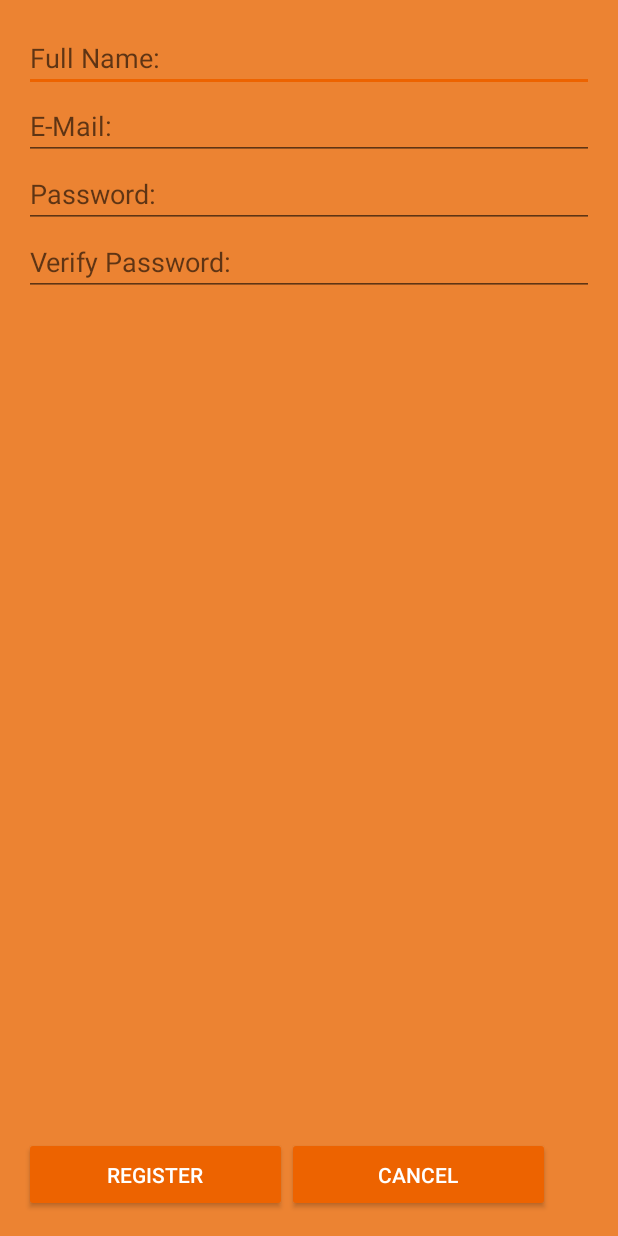
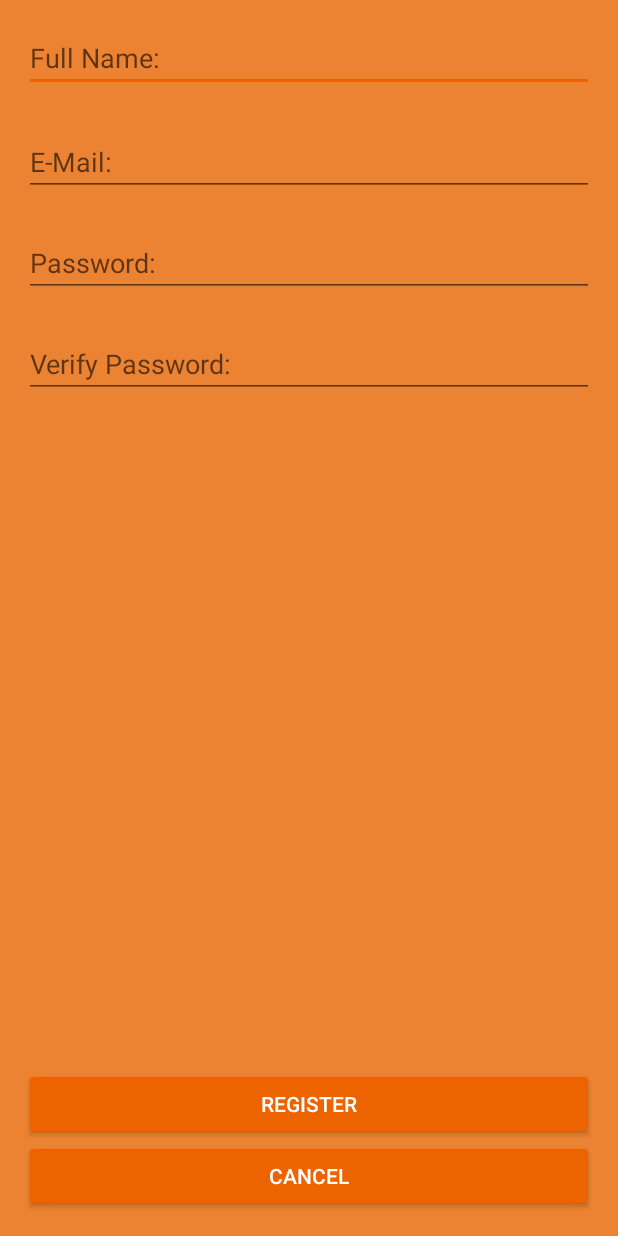
Before and after one commit to SIU-CS/Finite_Loop-production, an Android app: the RegisterActivitty screen opened directly, with no data from a screen before it, on a phone screen of 412 x 824 dp. Run offline under Robolectric (Android 15) with nearby library versions, the phone set to English and light mode, and no system bars; our stand-ins replace Firebase (no records; nobody signed in at launch, a user with empty details on screens opened directly).

Commit message:
minor UI cleanup

```diff
--- a/ParkingSpotFinder/app/src/main/res/layout/activity_update_info.xml
+++ b/ParkingSpotFinder/app/src/main/res/layout/activity_update_info.xml
@@ -76,17 +76,6 @@
         android:layout_alignParentRight="true"
         android:layout_alignParentEnd="true" />
 
-    <Button
-        android:layout_width="32dp"
-        android:layout_height="32dp"
-        android:layout_alignParentTop="true"
-        android:layout_alignParentLeft="true"
-        android:layout_alignParentStart="true"
-        android:layout_marginLeft="32dp"
-        android:layout_marginStart="13dp"
-        android:id="@+id/backButton"
-        android:background="@drawable/arrowback" />
-
     <edu.siu.cs.www.parkingspotfinder.CustomTextView
         android:layout_width="wrap_content"
         android:layout_height="wrap_content"
@@ -123,4 +112,13 @@
         android:layout_alignParentRight="true"
         android:layout_alignParentEnd="true" />
 
+    <Button
+        android:layout_width="32dp"
+        android:layout_height="32dp"
+        android:id="@+id/backButton"
+        android:background="@drawable/arrowback"
+        android:layout_alignParentTop="true"
+        android:layout_alignParentLeft="true"
+        android:layout_alignParentStart="true" />
+
 </RelativeLayout>
--- a/ParkingSpotFinder/app/src/main/res/layout/register_activitty.xml
+++ b/ParkingSpotFinder/app/src/main/res/layout/register_activitty.xml
@@ -23,31 +23,59 @@
         android:layout_alignParentEnd="true"
         android:hint="Full Name:" />
 
-    <EditText
-        android:layout_width="wrap_content"
+    <Button
+        android:id="@+id/cancelButton"
         android:layout_height="wrap_content"
-        android:inputType="textEmailAddress"
-        android:ems="10"
-        android:layout_below="@+id/nameInput"
+        android:layout_gravity="right"
+        android:text="Cancel"
+        android:layout_width="175dp"
+        style="@style/Widget.AppCompat.Button.Colored"
+        android:layout_alignParentBottom="true"
         android:layout_alignParentLeft="true"
         android:layout_alignParentStart="true"
-        android:id="@+id/emailText"
+        android:layout_alignParentRight="true"
+        android:layout_alignParentEnd="true" />
+
+    <Button
+        android:id="@+id/registerBtn"
+        android:layout_height="wrap_content"
+        android:layout_gravity="left"
+        android:text="Register"
+        android:layout_width="175dp"
+        style="@style/Widget.AppCompat.Button.Colored"
+        android:layout_above="@+id/cancelButton"
         android:layout_alignParentRight="true"
         android:layout_alignParentEnd="true"
-        android:hint="E-Mail:" />
+        android:layout_alignParentLeft="true"
+        android:layout_alignParentStart="true" />
 
     <EditText
         android:layout_width="wrap_content"
         android:layout_height="wrap_content"
         android:inputType="textPassword"
         android:ems="10"
+        android:id="@+id/passwordText"
+        android:hint="Password:"
         android:layout_below="@+id/emailText"
         android:layout_alignParentLeft="true"
         android:layout_alignParentStart="true"
-        android:id="@+id/passwordText"
+        android:layout_marginTop="22dp"
         android:layout_alignParentRight="true"
-        android:layout_alignParentEnd="true"
-        android:hint="Password:" />
+        android:layout_alignParentEnd="true" />
+
+    <EditText
+        android:layout_width="wrap_content"
+        android:layout_height="wrap_content"
+        android:inputType="textEmailAddress"
+        android:ems="10"
+        android:id="@+id/emailText"
+        android:hint="E-Mail:"
+        android:layout_marginTop="24dp"
+        android:layout_below="@+id/nameInput"
+        android:layout_alignParentLeft="true"
+        android:layout_alignParentStart="true"
+        android:layout_alignParentRight="true"
+        android:layout_alignParentEnd="true" />
 
     <EditText
         android:layout_width="wrap_content"
@@ -56,34 +84,11 @@
         android:ems="10"
         android:id="@+id/verifyPasswordText"
         android:hint="Verify Password:"
+        android:layout_marginTop="22dp"
         android:layout_below="@+id/passwordText"
         android:layout_alignParentLeft="true"
         android:layout_alignParentStart="true"
         android:layout_alignParentRight="true"
         android:layout_alignParentEnd="true" />
 
-    <TableRow
-        android:layout_width="match_parent"
-        android:layout_height="50dp"
-        android:layout_alignParentBottom="true"
-        android:layout_alignParentLeft="true"
-        android:layout_alignParentStart="true">
-
-        <Button
-            android:id="@+id/registerBtn"
-            android:layout_height="match_parent"
-            android:layout_gravity="left"
-            android:text="Register"
-            android:layout_width="175dp"
-            style="@style/Widget.AppCompat.Button.Colored" />
-
-        <Button
-            android:id="@+id/cancelButton"
-            android:layout_height="match_parent"
-            android:layout_gravity="right"
-            android:text="Cancel"
-            android:layout_width="175dp"
-            style="@style/Widget.AppCompat.Button.Colored" />
-    </TableRow>
-
 </RelativeLayout>
```
